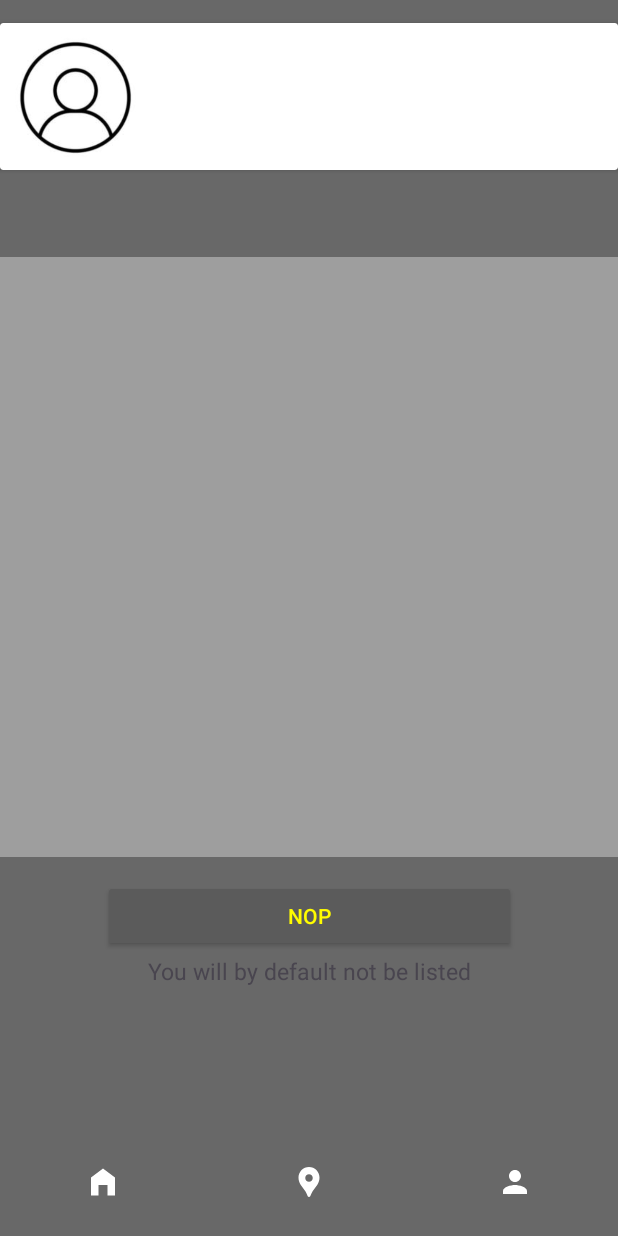
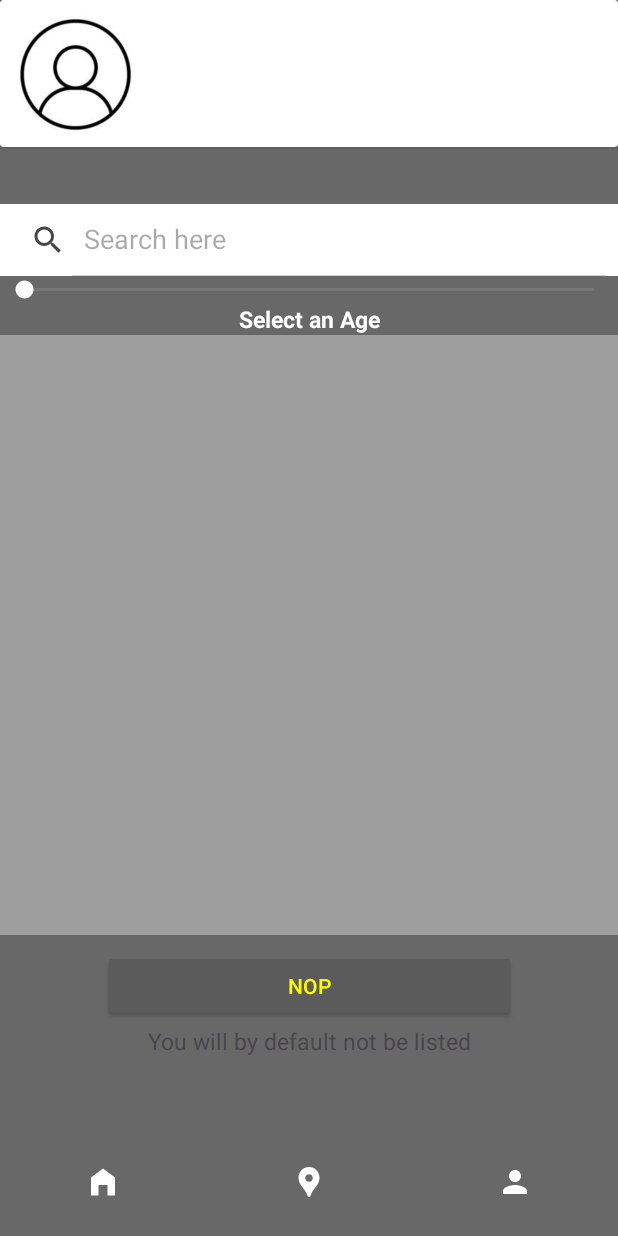
Before and after one commit to RaoulAdem/Mobile-Dev, an Android app: the layout activity_home.xml on its own in the app's theme, with its tools: preview values and no code run, on a phone screen of 412 x 824 dp. Run offline under Robolectric (Android 15) with nearby library versions, the phone set to English and light mode, and no system bars.

Commit message:
Search bar & age slider & improving map

```diff
--- a/app/src/main/java/com/example/connectproject/ProfileActivity.kt
+++ b/app/src/main/java/com/example/connectproject/ProfileActivity.kt
@@ -359,6 +359,7 @@ class ProfileActivity : AppCompatActivity() {
                                 titles.add(fullnameFavorites)
                                 adapter = ExpandableListAdapter(this@ProfileActivity, titles, listData, userUids, storageReference)
                                 expandableListView.setAdapter(adapter)
+                                binding.notifs.text = "Number of favorites: $titles.size.toString()"
                             }
                             override fun onCancelled(error: DatabaseError) {
                                 Toast.makeText(this@ProfileActivity, "Error fetching favorites!", Toast.LENGTH_SHORT).show()
--- a/app/src/main/res/layout/activity_home.xml
+++ b/app/src/main/res/layout/activity_home.xml
@@ -12,7 +12,6 @@
         android:id="@+id/cardView"
         android:layout_width="match_parent"
         android:layout_height="wrap_content"
-        android:layout_marginTop="15dp"
         app:layout_constraintEnd_toEndOf="parent"
         app:layout_constraintStart_toStartOf="parent"
         app:layout_constraintTop_toTopOf="parent">
@@ -61,10 +60,55 @@
         android:textSize="20sp"
         android:gravity="center"
         android:textStyle="bold"
-        android:layout_marginTop="15dp"
+        android:layout_marginTop="5dp"
         app:layout_constraintEnd_toEndOf="parent"
         app:layout_constraintStart_toStartOf="parent"
         app:layout_constraintTop_toBottomOf="@+id/cardView">
+
+    </TextView>
+
+    <SearchView
+        android:id="@+id/search_bar"
+        android:layout_width="match_parent"
+        android:layout_height="wrap_content"
+        android:layout_marginTop="5dp"
+        app:layout_constraintEnd_toEndOf="parent"
+        app:layout_constraintStart_toStartOf="parent"
+        app:layout_constraintTop_toBottomOf="@+id/homeInfo"
+        android:iconifiedByDefault="false"
+        android:queryHint="Search here"
+        android:background="@color/white">
+
+    </SearchView>
+
+    <SeekBar
+        android:id="@+id/age_slider"
+        android:layout_width="0dp"
+        android:layout_height="wrap_content"
+        android:valueFrom="0"
+        android:valueTo="100"
+        android:stepSize="1"
+        android:thumbTint="@color/white"
+       android:progressTint="@color/white"
+        android:progressBackgroundTint="@color/gray"
+        app:layout_constraintEnd_toEndOf="parent"
+        app:layout_constraintStart_toStartOf="parent"
+        app:layout_constraintTop_toBottomOf="@+id/search_bar">
+
+    </SeekBar>
+
+    <TextView
+        android:id="@+id/age_slider_info"
+        android:layout_width="match_parent"
+        android:layout_height="wrap_content"
+        android:textColor="@color/white"
+        android:textSize="15sp"
+        android:gravity="center"
+        android:textStyle="bold"
+        android:text="Select an Age"
+        app:layout_constraintEnd_toEndOf="parent"
+        app:layout_constraintStart_toStartOf="parent"
+        app:layout_constraintTop_toBottomOf="@+id/age_slider">
 
     </TextView>
 
@@ -73,10 +117,9 @@
         android:layout_width="match_parent"
         android:layout_height="400dp"
         android:background="@color/gray"
-        android:layout_marginTop="15dp"
         app:layout_constraintEnd_toEndOf="parent"
         app:layout_constraintStart_toStartOf="parent"
-        app:layout_constraintTop_toBottomOf="@+id/homeInfo">
+        app:layout_constraintTop_toBottomOf="@+id/age_slider_info">
 
     </ExpandableListView>
 
@@ -88,7 +131,7 @@
         android:textOn="Be displayed"
         android:textColor="@color/yellow"
         android:backgroundTint="@color/black_gray"
-        android:layout_marginTop="15dp"
+        android:layout_marginTop="10dp"
         app:layout_constraintEnd_toEndOf="parent"
         app:layout_constraintStart_toStartOf="parent"
         app:layout_constraintTop_toBottomOf="@id/expandableListView">
```
Also changed, not shown: app/src/main/java/com/example/connectproject/ESIBActivity.kt (+20 -22 lines), app/src/main/java/com/example/connectproject/MainActivity.kt (+74 -29 lines), app/src/main/res/layout/activity_profile.xml (+19 -4 lines).
